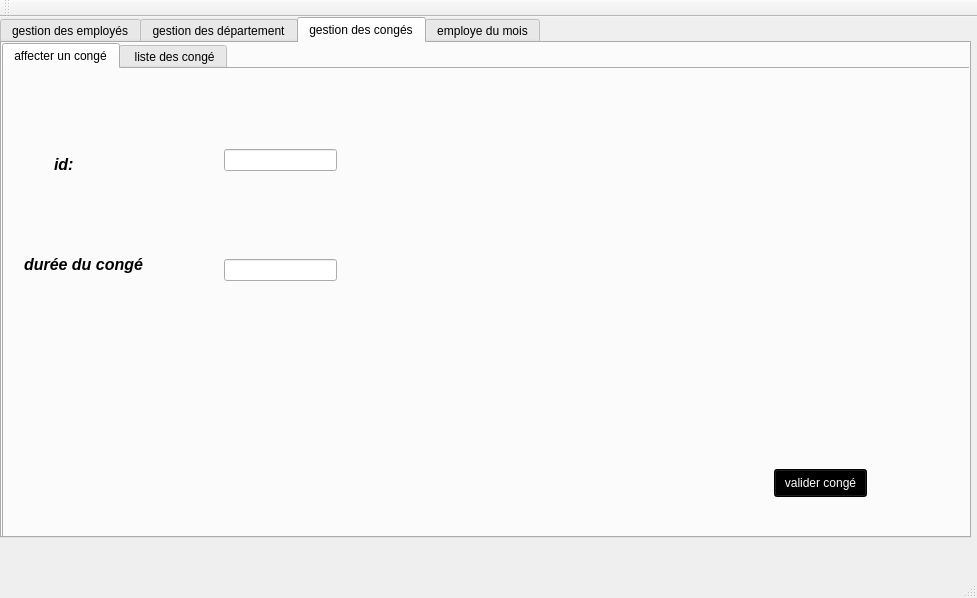
Above: projet/mainwindow.ui from tetraa-coder/tetra before the change. Below: the same form after it.
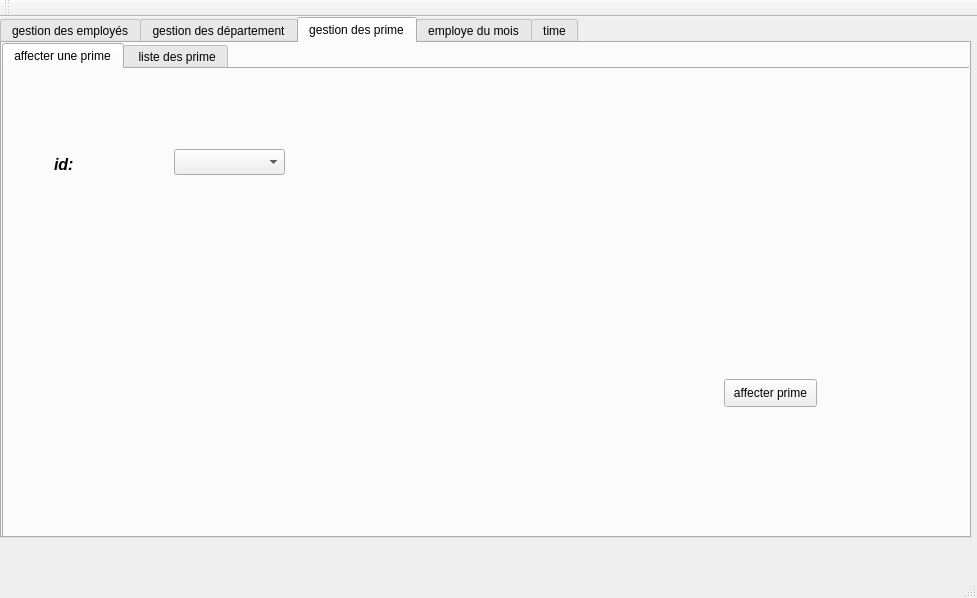
That is the form after the change. The open tabs and pages were chosen to show the change. Icons and pictures are not drawn.

Patch:
```diff
--- a/projet/mainwindow.ui
+++ b/projet/mainwindow.ui
@@ -2956,7 +2956,7 @@
     </widget>
     <widget class="QWidget" name="tab_3">
      <attribute name="title">
-      <string>gestion des congés</string>
+      <string>gestion des prime</string>
      </attribute>
      <widget class="QTabWidget" name="tabWidget_4">
       <property name="geometry">
@@ -2972,7 +2972,7 @@
       </property>
       <widget class="QWidget" name="tab_12">
        <attribute name="title">
-        <string>affecter un congé</string>
+        <string>affecter une prime</string>
        </attribute>
        <widget class="QLabel" name="label_16">
         <property name="geometry">
@@ -2987,61 +2987,6 @@
          <string>&lt;html&gt;&lt;head/&gt;&lt;body&gt;&lt;p&gt;&lt;span style=&quot; font-size:12pt; font-weight:600; font-style:italic;&quot;&gt;id:&lt;/span&gt;&lt;/p&gt;&lt;/body&gt;&lt;/html&gt;</string>
         </property>
        </widget>
-       <widget class="QLabel" name="label_17">
-        <property name="geometry">
-         <rect>
-          <x>20</x>
-          <y>180</y>
-          <width>171</width>
-          <height>31</height>
-         </rect>
-        </property>
-        <property name="text">
-         <string>&lt;html&gt;&lt;head/&gt;&lt;body&gt;&lt;p&gt;&lt;span style=&quot; font-size:12pt; font-weight:600; font-style:italic;&quot;&gt;durée du congé&lt;/span&gt;&lt;/p&gt;&lt;/body&gt;&lt;/html&gt;</string>
-        </property>
-       </widget>
-       <widget class="QLineEdit" name="lineEdit_id_conge">
-        <property name="geometry">
-         <rect>
-          <x>220</x>
-          <y>80</y>
-          <width>113</width>
-          <height>22</height>
-         </rect>
-        </property>
-        <property name="styleSheet">
-         <string notr="true"/>
-        </property>
-       </widget>
-       <widget class="QLineEdit" name="lineEdit_dure_conge">
-        <property name="geometry">
-         <rect>
-          <x>220</x>
-          <y>190</y>
-          <width>113</width>
-          <height>22</height>
-         </rect>
-        </property>
-        <property name="styleSheet">
-         <string notr="true"/>
-        </property>
-       </widget>
-       <widget class="QPushButton" name="pb_affecter_conge">
-        <property name="geometry">
-         <rect>
-          <x>770</x>
-          <y>400</y>
-          <width>93</width>
-          <height>28</height>
-         </rect>
-        </property>
-        <property name="styleSheet">
-         <string notr="true">background-color:rgb(0, 0, 0);color:rgb(255, 255, 255)</string>
-        </property>
-        <property name="text">
-         <string>valider congé</string>
-        </property>
-       </widget>
        <widget class="QLabel" name="label_pic_3">
         <property name="geometry">
          <rect>
@@ -3055,10 +3000,33 @@
          <string/>
         </property>
        </widget>
+       <widget class="QComboBox" name="comboBox_p">
+        <property name="geometry">
+         <rect>
+          <x>170</x>
+          <y>80</y>
+          <width>111</width>
+          <height>26</height>
+         </rect>
+        </property>
+       </widget>
+       <widget class="QPushButton" name="pb_prime">
+        <property name="geometry">
+         <rect>
+          <x>720</x>
+          <y>310</y>
+          <width>93</width>
+          <height>28</height>
+         </rect>
+        </property>
+        <property name="text">
+         <string>affecter prime</string>
+        </property>
+       </widget>
       </widget>
       <widget class="QWidget" name="tab_13">
        <attribute name="title">
-        <string> liste des congé</string>
+        <string> liste des prime</string>
        </attribute>
        <widget class="QTableView" name="tab_conge">
         <property name="geometry">
@@ -3130,6 +3098,24 @@
       </property>
      </widget>
     </widget>
+    <widget class="QWidget" name="tab_marwen14">
+     <attribute name="title">
+      <string>time</string>
+     </attribute>
+     <widget class="QLabel" name="label_time">
+      <property name="geometry">
+       <rect>
+        <x>160</x>
+        <y>70</y>
+        <width>671</width>
+        <height>261</height>
+       </rect>
+      </property>
+      <property name="text">
+       <string>&lt;html&gt;&lt;head/&gt;&lt;body&gt;&lt;p align=&quot;center&quot;&gt;&lt;span style=&quot; font-size:72pt;&quot;&gt;time&lt;/span&gt;&lt;/p&gt;&lt;/body&gt;&lt;/html&gt;</string>
+      </property>
+     </widget>
+    </widget>
    </widget>
   </widget>
   <widget class="QMenuBar" name="menuBar">
```
Left out of the diff: 138 changed lines with no effect on the pictures.
